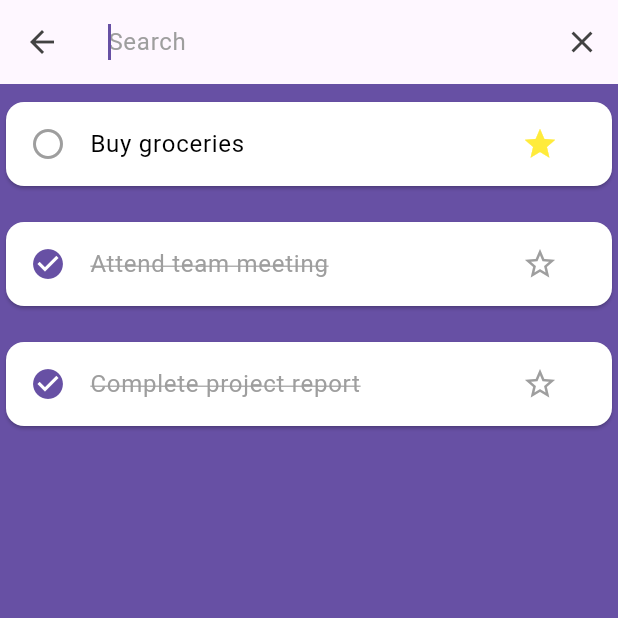
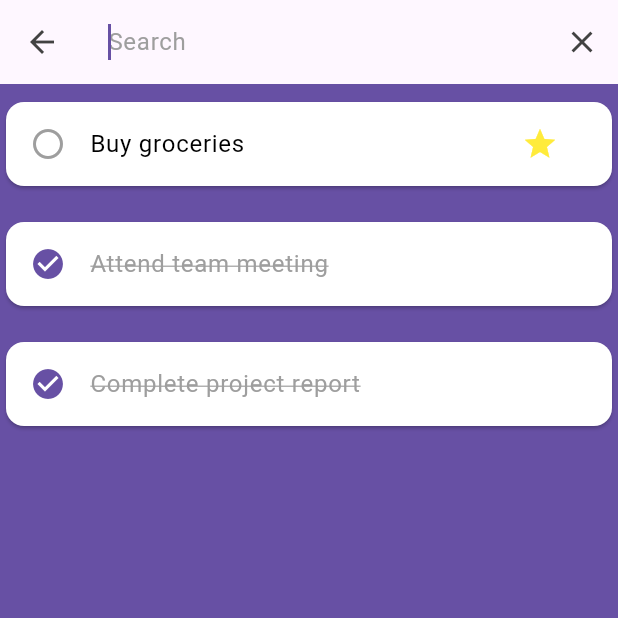
Before and after one commit to phtmyle/todo_list, a Flutter app: the screen it shows after launch, after a tap on the "radio button unchecked" icon, after a tap on the "star border" icon, after a tap on the "search" icon, on a phone screen of 412 x 824 dp, the top half of it. Run offline on Flutter 3.47's test engine with Material 3 defaults, Android fonts, the phone set to English and light mode, and no system bars; our stand-ins replace flutter_local_notifications, timezone.

```diff
--- a/lib/views/todolist_view.dart
+++ b/lib/views/todolist_view.dart
@@ -75,9 +75,13 @@ class _TodoListTileState extends State<TodoListTile> {
                         : null,
                   ),
                 ),
-                trailing: IconButton(
+                trailing: widget.todo.isCompleted
+                    ? null
+                    : IconButton(
                         icon: Icon(
-                    widget.todo.isImportant ? Icons.star : Icons.star_border,
+                          widget.todo.isImportant
+                              ? Icons.star
+                              : Icons.star_border,
                           color: widget.todo.isImportant
                               ? Colors.yellow
                               : customColors.unsetValueColor,
```
Lines whose indentation alone changed are shown as unchanged.
